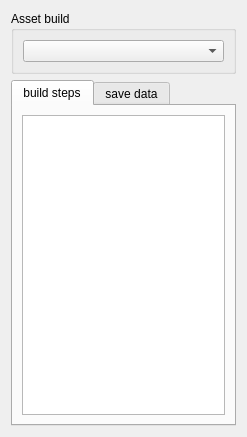
Qt form pipeline/tools/resources/build_form.ui (danielkenobi3d/bgb_short) before a commit.
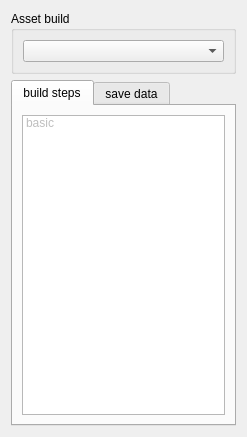
The same form after that commit.

```diff
--- a/pipeline/tools/resources/build_form.ui
+++ b/pipeline/tools/resources/build_form.ui
@@ -37,7 +37,16 @@
       </attribute>
       <layout class="QVBoxLayout" name="verticalLayout_4">
        <item>
-        <widget class="QListWidget" name="listWidget"/>
+        <widget class="QListWidget" name="listWidget">
+         <item>
+          <property name="text">
+           <string>basic</string>
+          </property>
+          <property name="flags">
+           <set>ItemIsSelectable|ItemIsDragEnabled|ItemIsUserCheckable</set>
+          </property>
+         </item>
+        </widget>
        </item>
       </layout>
      </widget>
```
